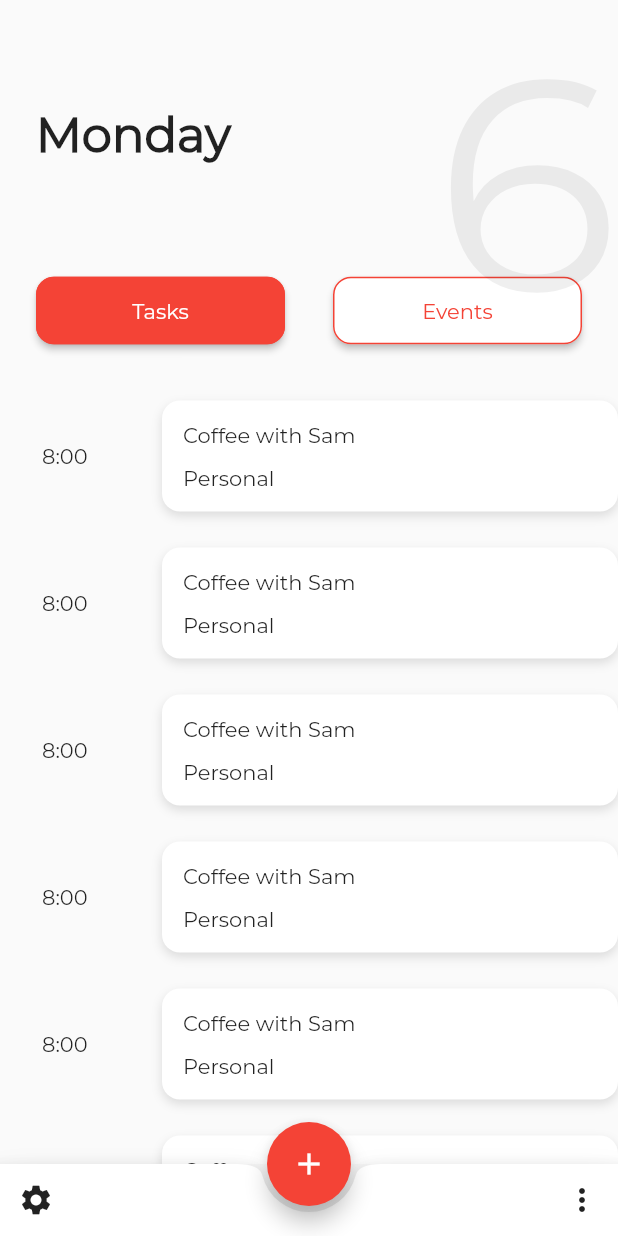
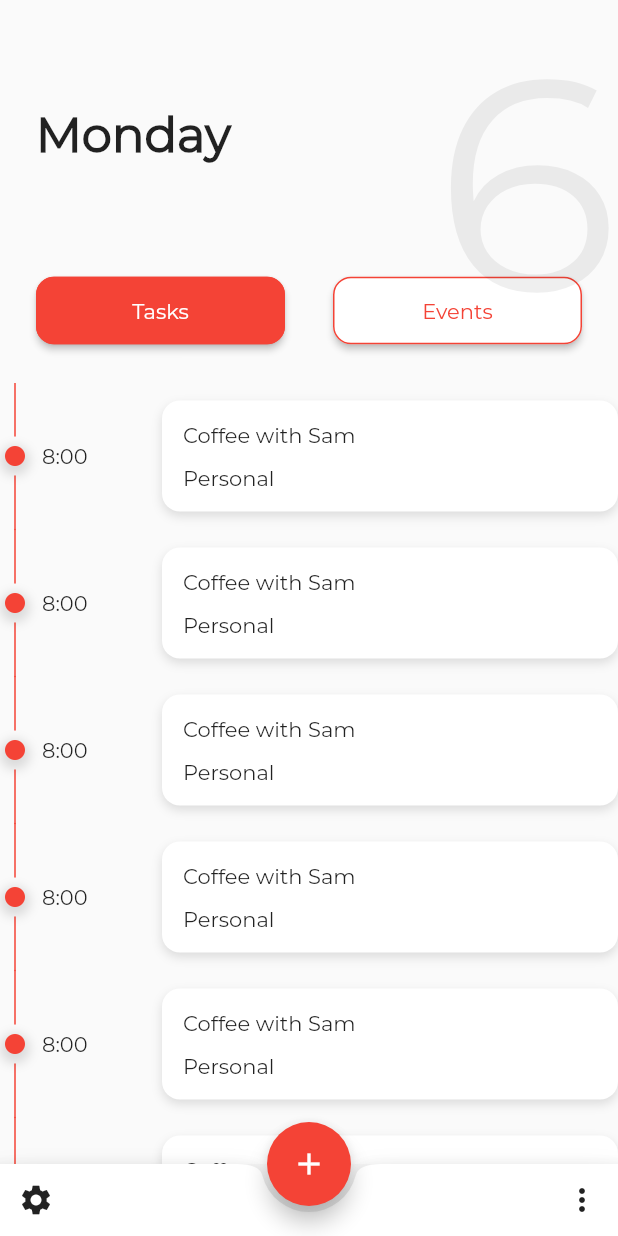
Before and after one commit to lucsbasto/todo-app, a Flutter app: the screen it shows after launch, after a tap on the "add" icon, on a phone screen of 412 x 824 dp. Run offline on Flutter 3.47's test engine with Material 2 defaults, Android fonts, the phone set to English and light mode, and no system bars.

Commit message:
desenhando a linha entre os icones redondos

```diff
--- a/lib/main.dart
+++ b/lib/main.dart
@@ -44,7 +44,6 @@ class _MyHomePageState extends State<MyHomePage> {
       ),
       floatingActionButton: FloatingActionButton(
         onPressed: () {},
-        tooltip: 'Increment',
         child: Icon(Icons.add),
       ),
       floatingActionButtonLocation: FloatingActionButtonLocation.centerDocked,
--- a/lib/pages/event_page.dart
+++ b/lib/pages/event_page.dart
@@ -12,10 +12,16 @@ class _EventPageState extends State<EventPage> {
     return ListView.builder(
       padding: const EdgeInsets.all(0),
       itemBuilder: (context, index) {
+        double iconSize = 20;
         return Row(
           children: <Widget>[
             Container(
-              decoration: IconDecoration(),
+              decoration: IconDecoration(
+                iconSize: iconSize,
+                lineWidth: 1,
+                firstData: false,
+                lastData: false,
+              ),
               child: Container(
                 decoration: BoxDecoration(
                     borderRadius: BorderRadius.all(Radius.circular(50)),
@@ -86,8 +92,11 @@ class IconDecoration extends Decoration {
 
   @override
   BoxPainter createBoxPainter([onChanged]) {
-    // TODO: implement createBoxPainter
-    return IconLine();
+    return IconLine(
+        iconSize: iconSize,
+        lineWidth: lineWidth,
+        firstData: firstData,
+        lastData: lastData);
   }
 }
 
@@ -96,6 +105,8 @@ class IconLine extends BoxPainter {
   final bool firstData;
   final bool lastData;
 
+  final Paint paintLine;
+
   IconLine({
     @required double iconSize,
     @required double lineWidth,
@@ -103,11 +114,25 @@ class IconLine extends BoxPainter {
     @required bool lastData,
   })  : this.iconSize = iconSize,
         this.firstData = firstData,
-        this.lastData = lastData;
+        this.lastData = lastData,
+        paintLine = Paint()
+          ..color = Colors.red
+          ..strokeCap = StrokeCap.round
+          ..strokeWidth = lineWidth
+          ..style = PaintingStyle.stroke;
+
   @override
   void paint(Canvas canvas, Offset offset, ImageConfiguration configuration) {
     final leftOffSet = Offset(iconSize / 2, offset.dy);
+    final double iconSpace = iconSize / 1.5;
     final Offset top = configuration.size.topLeft(Offset(leftOffSet.dx, 0.0));
-    // final Offset center
+    final Offset centerTop = configuration.size
+        .centerLeft(Offset(leftOffSet.dx, leftOffSet.dy - iconSpace));
+    final Offset centerBottom = configuration.size
+        .centerLeft(Offset(leftOffSet.dx, leftOffSet.dy + iconSpace));
+    final Offset end =
+        configuration.size.bottomLeft(Offset(leftOffSet.dx, leftOffSet.dy * 2));
+    if (!firstData) canvas.drawLine(top, centerTop, paintLine);
+    if (!lastData) canvas.drawLine(centerBottom, end, paintLine);
   }
 }
```
